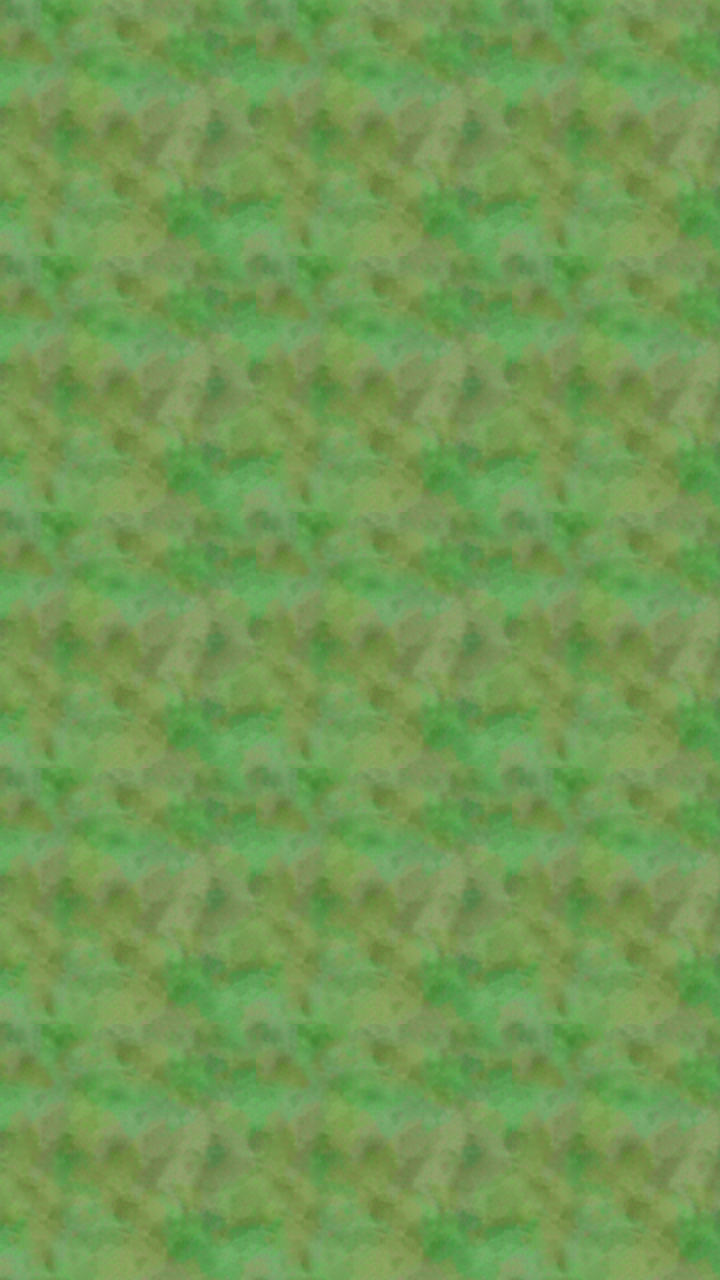
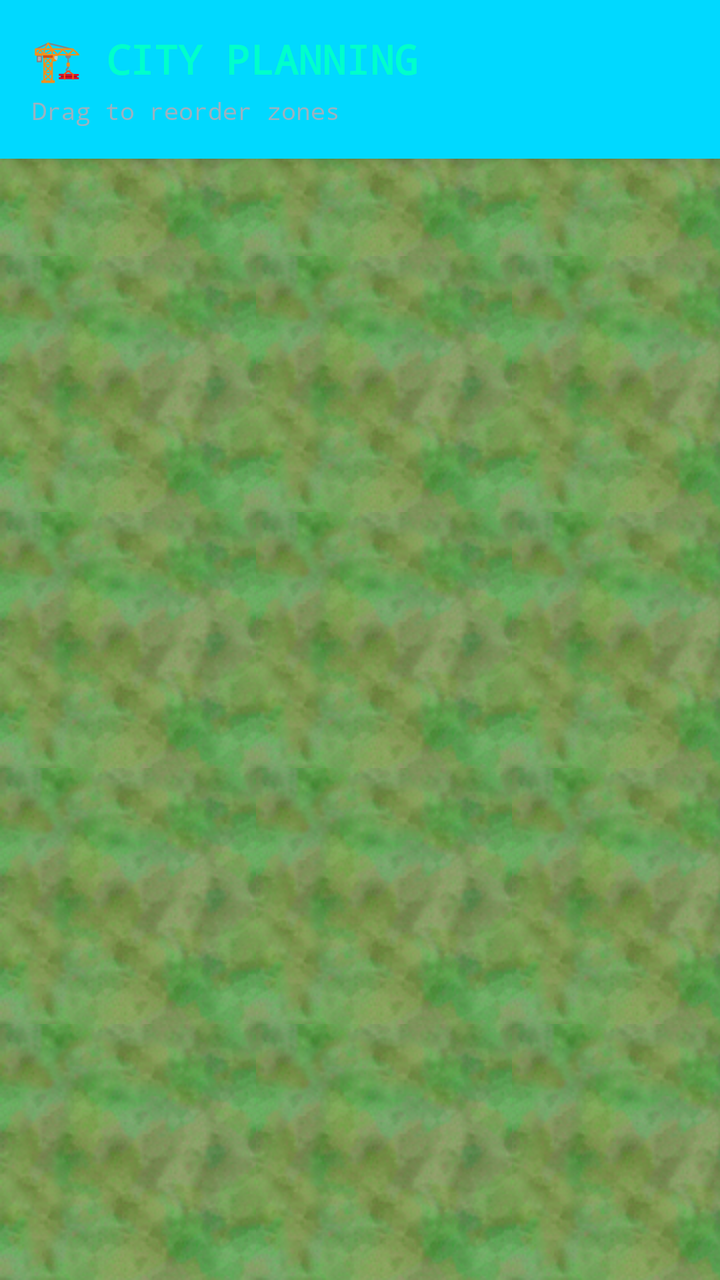

Compare the two renders of this Android layout. The source of the first and the diff that turns it into the second are given below.
<!-- AndroidManifest.xml: application theme Theme.SimWeather -->
<!-- res/layout/activity_city_planning.xml -->
<?xml version="1.0" encoding="utf-8"?>
<androidx.constraintlayout.widget.ConstraintLayout xmlns:android="http://schemas.android.com/apk/res/android"
    xmlns:app="http://schemas.android.com/apk/res-auto"
    xmlns:tools="http://schemas.android.com/tools"
    android:layout_width="match_parent"
    android:layout_height="match_parent"
    android:background="@drawable/sc3k_grass_bg_tiled"
    tools:context=".CityPlanningActivity">

    <androidx.recyclerview.widget.RecyclerView
        android:id="@+id/rvCityPlanning"
        android:layout_width="match_parent"
        android:layout_height="match_parent"
        app:layout_constraintBottom_toBottomOf="parent"
        app:layout_constraintEnd_toEndOf="parent"
        app:layout_constraintStart_toStartOf="parent"
        app:layout_constraintTop_toTopOf="parent" />

</androidx.constraintlayout.widget.ConstraintLayout>
<!-- resources referenced by this layout -->
<resources>
  <!-- drawable sc3k_grass_bg_tiled (drawable) -->
  <?xml version="1.0" encoding="utf-8"?>
  <bitmap xmlns:android="http://schemas.android.com/apk/res/android"
      android:src="@drawable/sc3k_grass_bg"
      android:tileMode="repeat" />
  <style name="Theme.SimWeather" parent="Theme.MaterialComponents.DayNight.NoActionBar">
          
          <item name="colorPrimary">@color/sim_teal_primary</item>
          <item name="colorPrimaryVariant">@color/sim_teal_dark</item>
          <item name="colorOnPrimary">@color/sim_dark_bg</item>
          
          <item name="colorSecondary">@color/sim_cyan_bright</item>
          <item name="colorSecondaryVariant">@color/sim_teal_dark</item>
          <item name="colorOnSecondary">@color/sim_dark_bg</item>
          
          <item name="android:colorBackground">@color/sim_dark_bg</item>
          <item name="colorSurface">@color/sim_dark_surface</item>
          <item name="colorOnSurface">@color/sim_text_primary</item>
          
          <item name="android:statusBarColor">@color/sim_dark_bg</item>
          <item name="android:windowLightStatusBar">false</item>
          
          <item name="android:navigationBarColor">@color/sim_dark_bg</item>
      </style>
  <!-- drawable sc3k_grass_bg: png bitmap (drawable, 26359 bytes) -->
  <color name="sim_teal_primary">#00D9FF</color>
  <color name="sim_teal_dark">#0099CC</color>
  <color name="sim_dark_bg">#0A0E27</color>
  <color name="sim_cyan_bright">#00FFCC</color>
  <color name="sim_dark_surface">#141B3D</color>
  <color name="sim_text_primary">#E8F4F8</color>
</resources>

<!-- the commit's change to res/layout/activity_city_planning.xml (unified diff, before → after) -->
@@ -1,19 +1,46 @@
 <?xml version="1.0" encoding="utf-8"?>
-<androidx.constraintlayout.widget.ConstraintLayout xmlns:android="http://schemas.android.com/apk/res/android"
+<LinearLayout xmlns:android="http://schemas.android.com/apk/res/android"
     xmlns:app="http://schemas.android.com/apk/res-auto"
     xmlns:tools="http://schemas.android.com/tools"
     android:layout_width="match_parent"
     android:layout_height="match_parent"
     android:background="@drawable/sc3k_grass_bg_tiled"
+    android:orientation="vertical"
     tools:context=".CityPlanningActivity">
+
+    
+    <LinearLayout
+        android:layout_width="match_parent"
+        android:layout_height="wrap_content"
+        android:background="@drawable/sc3k_header_bg"
+        android:elevation="4dp"
+        android:orientation="vertical"
+        android:padding="16dp">
+
+        <TextView
+            android:layout_width="wrap_content"
+            android:layout_height="wrap_content"
+            android:fontFamily="monospace"
+            android:text="🏗 CITY PLANNING"
+            android:textColor="@color/sim_cyan_bright"
+            android:textSize="20sp"
+            android:textStyle="bold" />
+
+        <TextView
+            android:layout_width="wrap_content"
+            android:layout_height="wrap_content"
+            android:layout_marginTop="4dp"
+            android:fontFamily="monospace"
+            android:text="Drag to reorder zones"
+            android:textColor="@color/sim_text_secondary"
+            android:textSize="12sp" />
+
+    </LinearLayout>
 
     <androidx.recyclerview.widget.RecyclerView
         android:id="@+id/rvCityPlanning"
         android:layout_width="match_parent"
         android:layout_height="match_parent"
-        app:layout_constraintBottom_toBottomOf="parent"
-        app:layout_constraintEnd_toEndOf="parent"
-        app:layout_constraintStart_toStartOf="parent"
-        app:layout_constraintTop_toTopOf="parent" />
+        android:padding="16dp" />
 
-</androidx.constraintlayout.widget.ConstraintLayout>
+</LinearLayout>
<!-- resource entries referenced after the edit -->
@@ -5,6 +5,39 @@
   <bitmap xmlns:android="http://schemas.android.com/apk/res/android"
       android:src="@drawable/sc3k_grass_bg"
       android:tileMode="repeat" />
+  <!-- drawable sc3k_header_bg (drawable) -->
+  <?xml version="1.0" encoding="utf-8"?>
+  <layer-list xmlns:android="http://schemas.android.com/apk/res/android">
+      
+      <item>
+          <shape android:shape="rectangle">
+              <gradient
+                  android:angle="270"
+                  android:startColor="#1E3A5F"
+                  android:centerColor="#142846"
+                  android:endColor="#0A1428" />
+          </shape>
+      </item>
+  
+      
+      <item android:top="0dp">
+          <shape android:shape="rectangle">
+              <gradient
+                  android:angle="90"
+                  android:startColor="#00D9FF"
+                  android:endColor="#00000000"
+                  android:centerY="0.1" />
+          </shape>
+      </item>
+  
+      
+      <item android:top="0dp">
+          <shape android:shape="rectangle">
+              <solid android:color="#00D9FF" />
+              <size android:height="2dp" />
+          </shape>
+      </item>
+  </layer-list>
   <style name="Theme.SimWeather" parent="Theme.MaterialComponents.DayNight.NoActionBar">
           
           <item name="colorPrimary">@color/sim_teal_primary</item>
@@ -29,6 +62,7 @@
   <color name="sim_teal_dark">#0099CC</color>
   <color name="sim_dark_bg">#0A0E27</color>
   <color name="sim_cyan_bright">#00FFCC</color>
+  <color name="sim_text_secondary">#99B3C2</color>
   <color name="sim_dark_surface">#141B3D</color>
   <color name="sim_text_primary">#E8F4F8</color>
 </resources>
